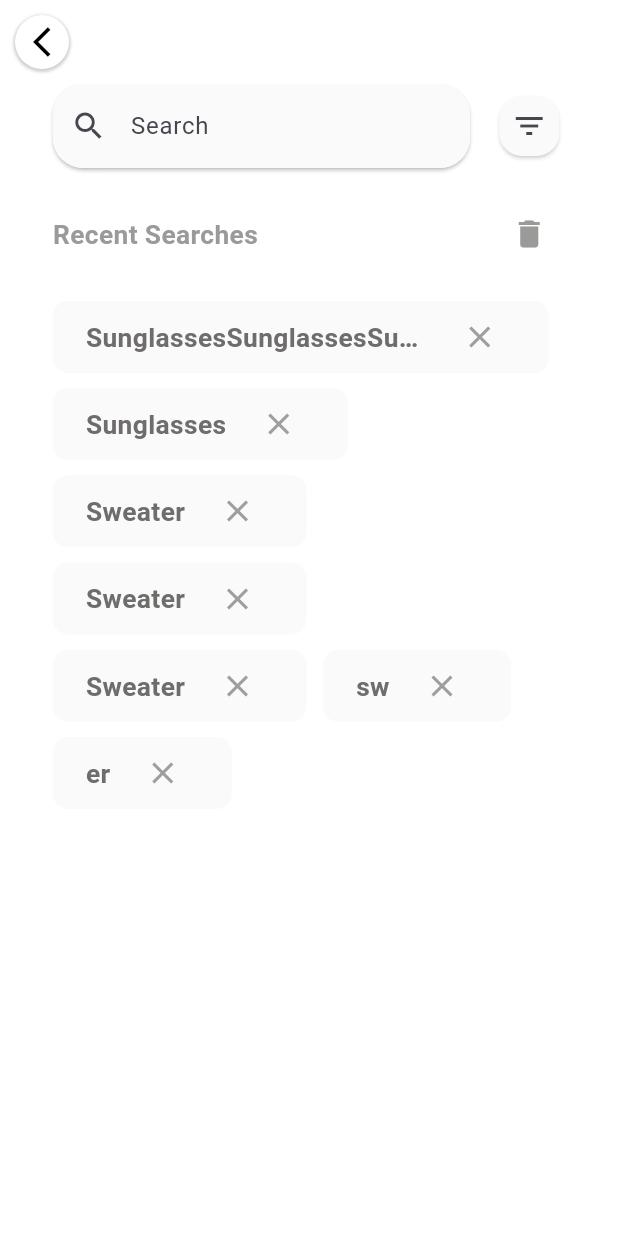
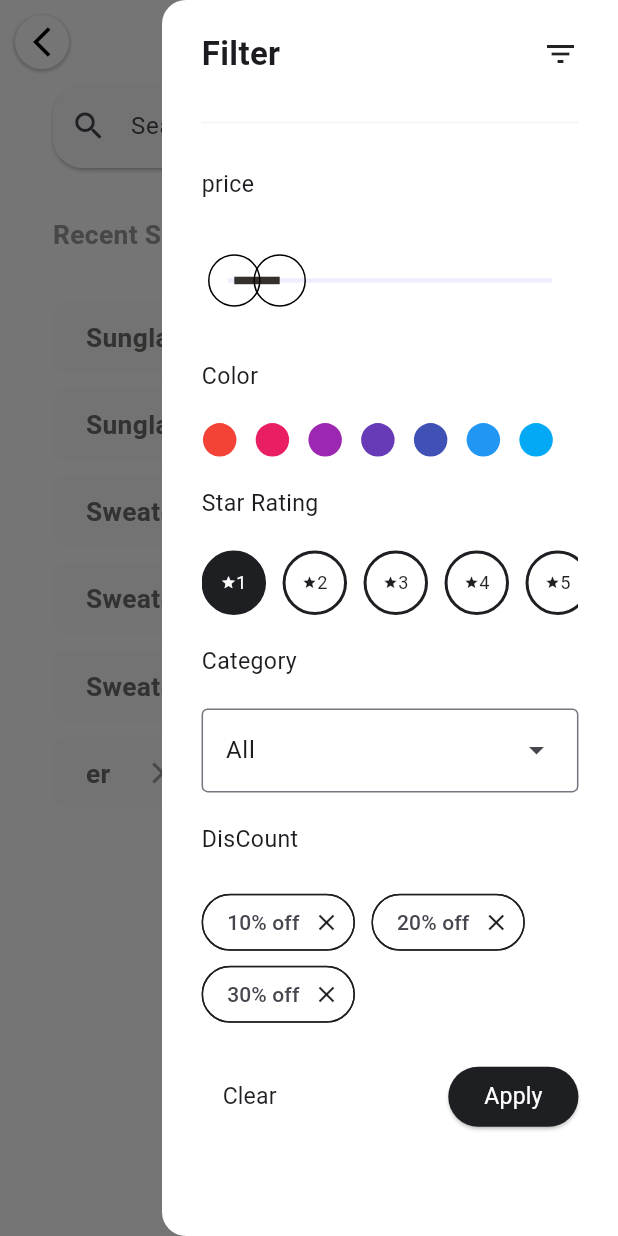
Before and after one commit to KhaledElalfy1/mentorship-ecommerce, a Flutter app: the screen it shows after launch, with the side drawer open (before the commit the screen has no drawer), on a phone screen of 412 x 824 dp. Run offline on Flutter 3.47's test engine with Material 3 defaults, Android fonts, the phone set to English and light mode, and no system bars; drawn by our look-alikes of flutter_xlider; our stand-ins replace device_preview, flutter_bloc, flutter_screenutil.

Commit message:
- add search cubit. - add flutter_xlider  package for custom slider. - add filtering according to rate, color, category, discount.

```diff
--- a/lib/core/routes/app_router.dart
+++ b/lib/core/routes/app_router.dart
@@ -1,15 +1,21 @@
 import 'package:flutter/material.dart';
+import 'package:flutter_bloc/flutter_bloc.dart';
 import 'package:mentorship_ecommerce/core/routes/routes.dart';
+import 'package:mentorship_ecommerce/features/search/presentation/logic/search_cubit/search_cubit.dart';
 import 'package:mentorship_ecommerce/features/search/presentation/view/search_view.dart';
 
 class AppRouter {
   Route? generateRouter(RouteSettings settings) {
-
-    switch(settings.name){
+    switch (settings.name) {
       case Routes.home:
         return MaterialPageRoute(builder: (_) => const Scaffold());
       case Routes.search:
-        return MaterialPageRoute(builder: (_) => const SearchView());
+        return MaterialPageRoute(
+          builder: (_) => BlocProvider(
+            create: (context) => SearchCubit(),
+            child: const SearchView(),
+          ),
+        );
 
       default:
         return null;
--- /dev/null
+++ b/lib/features/search/presentation/logic/search_cubit/search_cubit.dart
@@ -0,0 +1,10 @@
+
+import 'package:flutter/material.dart';
+import 'package:flutter_bloc/flutter_bloc.dart';
+import 'package:mentorship_ecommerce/features/search/presentation/logic/search_cubit/search_state.dart';
+
+class SearchCubit extends Cubit<SearchState> {
+  SearchCubit() : super(SearchInitial());
+
+    final GlobalKey<ScaffoldState> drawerKey = GlobalKey<ScaffoldState>();
+}
--- /dev/null
+++ b/lib/features/search/presentation/logic/search_cubit/search_state.dart
@@ -0,0 +1,4 @@
+
+sealed class SearchState {}
+
+final class SearchInitial extends SearchState {}
--- a/lib/features/search/presentation/view/search_view.dart
+++ b/lib/features/search/presentation/view/search_view.dart
@@ -1,16 +1,20 @@
 import 'package:flutter/material.dart';
+import 'package:mentorship_ecommerce/features/search/presentation/logic/search_cubit/search_cubit.dart';
 import 'package:mentorship_ecommerce/features/search/presentation/view/widgets/custom_search_app_bar.dart';
+import 'package:mentorship_ecommerce/features/search/presentation/view/widgets/search_drawer.dart';
 import 'package:mentorship_ecommerce/features/search/presentation/view/widgets/search_result_header.dart';
 import 'package:mentorship_ecommerce/features/search/presentation/view/widgets/search_result_item.dart';
 import 'package:mentorship_ecommerce/features/search/presentation/view/widgets/search_section.dart';
 import 'package:flutter_screenutil/flutter_screenutil.dart';
-
+import 'package:flutter_bloc/flutter_bloc.dart';
 class SearchView extends StatelessWidget {
   const SearchView({super.key});
 
   @override
   Widget build(BuildContext context) {
     return Scaffold(
+      key: context.read<SearchCubit>().drawerKey,
+      endDrawer:const SearchDrawer(),
       backgroundColor: Colors.white,
       appBar: customSearchAppBar(context),
       body: Padding(
@@ -19,7 +23,7 @@ class SearchView extends StatelessWidget {
         ),
         child: Column(
           children: [
-            const SearchSection(),
+          const  SearchSection(),
             SizedBox(
               height: 20.h,
             ),
--- /dev/null
+++ b/lib/features/search/presentation/view/widgets/choose_category_section.dart
@@ -0,0 +1,33 @@
+import 'package:flutter/material.dart';
+
+class ChooseCategorySection extends StatefulWidget {
+  const ChooseCategorySection({super.key});
+
+  @override
+  State<ChooseCategorySection> createState() => _ChooseCategorySectionState();
+}
+
+class _ChooseCategorySectionState extends State<ChooseCategorySection> {
+  List<String> categories = [
+    "All",
+    'Crop Tops',
+    'T-Shirts',
+  ];
+  String dropdownValue = 'All';
+  @override
+  Widget build(BuildContext context) {
+    return DropdownMenu<String>(
+      width: double.infinity,
+      initialSelection: categories.first,
+      onSelected: (String? value) {
+        setState(() {
+          dropdownValue = value!;
+        });
+      },
+      dropdownMenuEntries:
+          categories.map<DropdownMenuEntry<String>>((String value) {
+        return DropdownMenuEntry<String>(value: value, label: value);
+      }).toList(),
+    );
+  }
+}
--- /dev/null
+++ b/lib/features/search/presentation/view/widgets/custom_range_slider.dart
@@ -0,0 +1,58 @@
+import 'package:flutter/material.dart';
+import 'package:flutter_xlider/flutter_xlider.dart';
+
+class CustomRangeSlider extends StatefulWidget {
+  const CustomRangeSlider({super.key});
+
+  @override
+  State<CustomRangeSlider> createState() => _CustomRangeSliderState();
+}
+
+class _CustomRangeSliderState extends State<CustomRangeSlider> {
+  double _upperValue = 80;
+  double _lowerValue = 10;
+  @override
+  Widget build(BuildContext context) {
+    return FlutterSlider(
+      handler: FlutterSliderHandler(
+        decoration: const BoxDecoration(),
+        child: Container(
+          width: 25.0,
+          height: 25.0,
+          decoration: BoxDecoration(
+            shape: BoxShape.circle,
+            border: Border.all(color: Colors.black),
+            color: Colors.transparent,
+          ),
+        ),
+      ),
+      rightHandler: FlutterSliderHandler(
+        decoration: const BoxDecoration(),
+        child: Container(
+          width: 25.0,
+          height: 25.0,
+          decoration: BoxDecoration(
+            shape: BoxShape.circle,
+            border: Border.all(color: Colors.black),
+            color: Colors.transparent,
+          ),
+        ),
+      ),
+      trackBar: const FlutterSliderTrackBar(
+        activeTrackBarHeight: 5,
+        activeTrackBar: BoxDecoration(
+          color: Color(0xff33302E),
+        ),
+      ),
+      values: [_lowerValue, _upperValue],
+      rangeSlider: true,
+      max: 500,
+      min: 0,
+      onDragging: (handlerIndex, lowerValue, upperValue) {
+        _lowerValue = lowerValue;
+        _upperValue = upperValue;
+        setState(() {});
+      },
+    );
+  }
+}
--- a/lib/features/search/presentation/view/widgets/custom_search_app_bar.dart
+++ b/lib/features/search/presentation/view/widgets/custom_search_app_bar.dart
@@ -2,6 +2,7 @@ import 'package:flutter/material.dart';
 
 AppBar customSearchAppBar(BuildContext context) {
   return AppBar(
+    actions: [Container()],
     backgroundColor: Colors.white,
     leading: GestureDetector(
       onTap: () => Navigator.pop(context),
--- /dev/null
+++ b/lib/features/search/presentation/view/widgets/discount_section.dart
@@ -0,0 +1,79 @@
+
+import 'package:flutter/material.dart';
+import 'package:mentorship_ecommerce/core/utils/app_color.dart';
+import 'package:flutter_screenutil/flutter_screenutil.dart';
+
+
+class DiscountSection extends StatelessWidget {
+  const DiscountSection({
+    super.key,
+  });
+
+  @override
+  Widget build(BuildContext context) {
+    return Wrap(
+      children: [
+        FilterChip(
+          color: const WidgetStatePropertyAll(Colors.white),
+          shape: RoundedRectangleBorder(
+            borderRadius: BorderRadius.circular(20),
+            side: const BorderSide(
+              color: AppColor.gunmetalGray,
+            ),
+          ),
+          selected: false,
+          selectedColor: AppColor.gunmetalGray,
+          onDeleted: () {},
+          deleteIcon: const Icon(
+            Icons.close,
+            color: AppColor.gunmetalGray,
+          ),
+          label: const Text('10% off'),
+          onSelected: (bool value) {},
+        ),
+        SizedBox(
+          width: 10.w,
+        ),
+        FilterChip(
+          color: const WidgetStatePropertyAll(Colors.white),
+          shape: RoundedRectangleBorder(
+            borderRadius: BorderRadius.circular(20),
+            side: const BorderSide(
+              color: AppColor.gunmetalGray,
+            ),
+          ),
+          selected: false,
+          selectedColor: AppColor.gunmetalGray,
+          onDeleted: () {},
+          deleteIcon: const Icon(
+            Icons.close,
+            color: AppColor.gunmetalGray,
+          ),
+          label: const Text('20% off'),
+          onSelected: (bool value) {},
+        ),
+        SizedBox(
+          width: 10.w,
+        ),
+        FilterChip(
+          color: const WidgetStatePropertyAll(Colors.white),
+          shape: RoundedRectangleBorder(
+            borderRadius: BorderRadius.circular(20),
+            side: const BorderSide(
+              color: AppColor.gunmetalGray,
+            ),
+          ),
+          selected: false,
+          selectedColor: AppColor.gunmetalGray,
+          onDeleted: () {},
+          deleteIcon: const Icon(
+            Icons.close,
+            color: AppColor.gunmetalGray,
+          ),
+          label: const Text('30% off'),
+          onSelected: (bool value) {},
+        ),
+      ],
+    );
+  }
+}
--- /dev/null
+++ b/lib/features/search/presentation/view/widgets/drawer_header_widget.dart
@@ -0,0 +1,24 @@
+
+import 'package:flutter/material.dart';
+import 'package:mentorship_ecommerce/core/utils/styles.dart';
+
+
+class DrawerHeaderWidget extends StatelessWidget {
+  const DrawerHeaderWidget({
+    super.key,
+  });
+
+  @override
+  Widget build(BuildContext context) {
+    return Row(
+      mainAxisAlignment: MainAxisAlignment.spaceBetween,
+      children: [
+        Text(
+          "Filter",
+          style: Styles.textStyle20,
+        ),
+        const Icon(Icons.filter_list),
+      ],
+    );
+  }
+}
--- /dev/null
+++ b/lib/features/search/presentation/view/widgets/filter_action_section.dart
@@ -0,0 +1,42 @@
+
+import 'package:flutter/material.dart';
+import 'package:mentorship_ecommerce/core/utils/app_color.dart';
+import 'package:mentorship_ecommerce/core/utils/styles.dart';
+
+
+class FilterActionSection extends StatelessWidget {
+  const FilterActionSection({
+    super.key,
+  });
+
+  @override
+  Widget build(BuildContext context) {
+    return Row(
+      mainAxisAlignment: MainAxisAlignment.spaceBetween,
+      children: [
+        TextButton(
+          onPressed: () {},
+          child: Text(
+            'Clear',
+            style: Styles.textStyle14.copyWith(
+              color: AppColor.gunmetalGray,
+            ),
+          ),
+        ),
+        ElevatedButton(
+          style: ElevatedButton.styleFrom(
+            backgroundColor: AppColor.gunmetalGray,
+            shape: RoundedRectangleBorder(
+              borderRadius: BorderRadius.circular(20),
+            ),
+          ),
+          onPressed: () {},
+          child: Text(
+            'Apply',
+            style: Styles.textStyle14.copyWith(color: Colors.white),
+          ),
+        ),
+      ],
+    );
+  }
+}
--- /dev/null
+++ b/lib/features/search/presentation/view/widgets/product_rating_item.dart
@@ -0,0 +1,48 @@
+import 'package:flutter/material.dart';
+import 'package:mentorship_ecommerce/core/utils/app_color.dart';
+import 'package:mentorship_ecommerce/core/utils/styles.dart';
+import 'package:flutter_screenutil/flutter_screenutil.dart';
+
+class ProductRatingItem extends StatelessWidget {
+  const ProductRatingItem({
+    super.key,
+    required this.index, required this.isSelected,
+  });
+  final int index;
+ final bool isSelected ;
+  @override
+  Widget build(BuildContext context) {
+    return Align(
+      child: AnimatedContainer(
+        duration: const Duration(milliseconds: 300),
+        margin: EdgeInsets.only(right: 10.0.w),
+        constraints: BoxConstraints(
+          minWidth: 38.w,
+          minHeight: 38.h,
+        ),
+        padding: EdgeInsets.all(10.0.w),
+        decoration: BoxDecoration(
+          border: Border.all(color: AppColor.gunmetalGray, width: 2),
+          color: isSelected ? AppColor.gunmetalGray : Colors.white,
+          shape: BoxShape.circle,
+        ),
+        child: Row(
+          mainAxisSize: MainAxisSize.min,
+          children: [
+             Icon(
+              Icons.star,
+              size: 10,
+              color: isSelected ? Colors.white : AppColor.gunmetalGray,
+            ),
+            Text(
+              '$index',
+              style: Styles.textStyle11.copyWith(
+                color: isSelected ? Colors.white : AppColor.gunmetalGray,
+              ),
+            ),
+          ],
+        ),
+      ),
+    );
+  }
+}
--- /dev/null
+++ b/lib/features/search/presentation/view/widgets/product_rating_list_view.dart
@@ -0,0 +1,37 @@
+import 'package:flutter/material.dart';
+import 'package:mentorship_ecommerce/features/search/presentation/view/widgets/product_rating_item.dart';
+
+class ProductRatingListView extends StatefulWidget {
+  const ProductRatingListView({super.key});
+
+  @override
+  State<ProductRatingListView> createState() => _ProductRatingListViewState();
+}
+
+class _ProductRatingListViewState extends State<ProductRatingListView> {
+  int selectedIndex = 0;
+  @override
+  Widget build(BuildContext context) {
+    return SingleChildScrollView(
+      scrollDirection: Axis.horizontal,
+      child: Row(
+        children: List.generate(
+          5,
+          (index) {
+            return GestureDetector(
+              onTap: () {
+                setState(() {
+                  selectedIndex = index;
+                });
+              },
+              child: ProductRatingItem(
+                index: index + 1,
+                isSelected: selectedIndex == index,
+              ),
+            );
+          },
+        ),
+      ),
+    );
+  }
+}
--- /dev/null
+++ b/lib/features/search/presentation/view/widgets/search_drawer.dart
@@ -0,0 +1,90 @@
+import 'package:flutter/material.dart';
+import 'package:mentorship_ecommerce/core/utils/styles.dart';
+import 'package:flutter_screenutil/flutter_screenutil.dart';
+import 'package:mentorship_ecommerce/features/search/presentation/view/widgets/choose_category_section.dart';
+import 'package:mentorship_ecommerce/features/search/presentation/view/widgets/custom_range_slider.dart';
+import 'package:mentorship_ecommerce/features/search/presentation/view/widgets/discount_section.dart';
+import 'package:mentorship_ecommerce/features/search/presentation/view/widgets/drawer_header_widget.dart';
+import 'package:mentorship_ecommerce/features/search/presentation/view/widgets/filter_action_section.dart';
+import 'package:mentorship_ecommerce/features/search/presentation/view/widgets/product_rating_list_view.dart';
+import 'package:mentorship_ecommerce/features/search/presentation/view/widgets/select_color_section.dart';
+
+class SearchDrawer extends StatelessWidget {
+  const SearchDrawer({super.key});
+
+  @override
+  Widget build(BuildContext context) {
+    return Drawer(
+      backgroundColor: Colors.white,
+      child: Padding(
+        padding: EdgeInsets.symmetric(horizontal: 24.0.w),
+        child: ListView(
+          children: [
+            SizedBox(
+              height: 20.h,
+            ),
+          const  DrawerHeaderWidget(),
+            Divider(
+              color: const Color(0xffF3F3F6),
+              thickness: 1,
+              height: 60.h,
+            ),
+            Text(
+              "price",
+              style: Styles.textStyle14,
+            ),
+            SizedBox(
+              height: 20.h,
+            ),
+            const CustomRangeSlider(),
+            SizedBox(
+              height: 20.h,
+            ),
+            Text(
+              "Color",
+              style: Styles.textStyle14,
+            ),
+            SizedBox(
+              height: 20.h,
+            ),
+            const SelectColorSection(),
+            SizedBox(
+              height: 20.h,
+            ),
+            Text(
+              "Star Rating",
+              style: Styles.textStyle14,
+            ),
+            SizedBox(
+              height: 20.h,
+            ),
+            const ProductRatingListView(),
+            const SizedBox(
+              height: 20,
+            ),
+            Text(
+              "Category",
+              style: Styles.textStyle14,
+            ),
+            SizedBox(
+              height: 20.h,
+            ),
+            const ChooseCategorySection(),
+            SizedBox(
+              height: 20.h,
+            ),
+            Text('DisCount', style: Styles.textStyle14),
+            SizedBox(
+              height: 20.h,
+            ),
+            const DiscountSection(),
+            SizedBox(
+              height: 20.h,
+            ),
+            const FilterActionSection()
+          ],
+        ),
+      ),
+    );
+  }
+}
--- a/lib/features/search/presentation/view/widgets/search_section.dart
+++ b/lib/features/search/presentation/view/widgets/search_section.dart
@@ -1,10 +1,12 @@
 import 'package:flutter/material.dart';
+import 'package:flutter_bloc/flutter_bloc.dart';
 import 'package:mentorship_ecommerce/core/utils/app_color.dart';
+import 'package:mentorship_ecommerce/features/search/presentation/logic/search_cubit/search_cubit.dart';
 import 'package:mentorship_ecommerce/features/search/presentation/view/widgets/custom_search_text_form_filed.dart';
 import 'package:flutter_screenutil/flutter_screenutil.dart';
 
 class SearchSection extends StatelessWidget {
-  const SearchSection({super.key});
+  const SearchSection({super.key,});
 
   @override
   Widget build(BuildContext context) {
@@ -28,10 +30,11 @@ class SearchSection extends StatelessWidget {
             shadowColor: WidgetStateProperty.all(Colors.grey.withOpacity(0.5)),
             elevation: WidgetStateProperty.all(1),
           ),
-          onPressed: () {},
+          onPressed: () {
+            context.read<SearchCubit>().drawerKey.currentState!.openEndDrawer();
+          },
           icon: const Icon(Icons.filter_list), //TODO change icon
         ),
-
       ],
     );
   }
--- /dev/null
+++ b/lib/features/search/presentation/view/widgets/select_color_section.dart
@@ -0,0 +1,33 @@
+
+import 'package:flutter/material.dart';
+import 'package:flutter_screenutil/flutter_screenutil.dart';
+
+
+class SelectColorSection extends StatelessWidget {
+  const SelectColorSection({
+    super.key,
+  });
+
+  @override
+  Widget build(BuildContext context) {
+    return SingleChildScrollView(
+      scrollDirection: Axis.horizontal,
+      child: Row(
+        mainAxisAlignment: MainAxisAlignment.center,
+        children: List.generate(7, (index) {
+          return Padding(
+            padding: EdgeInsets.only(right: 10.0.w),
+            child: Container(
+              width: 22.w,
+              height: 22.h,
+              decoration: BoxDecoration(
+                shape: BoxShape.circle,
+                color: Colors.primaries[index],
+              ),
+            ),
+          );
+        }),
+      ),
+    );
+  }
+}
--- a/pubspec.yaml
+++ b/pubspec.yaml
@@ -36,6 +36,7 @@ dependencies:
   flutter_bloc: ^9.0.0
   flutter_screenutil: ^5.9.3
   flutter_svg: ^2.0.17
+  flutter_xlider: ^3.5.0
   get_it: ^8.0.3
   shared_preferences: ^2.5.1
 
```
Also changed, not shown: pubspec.lock.
